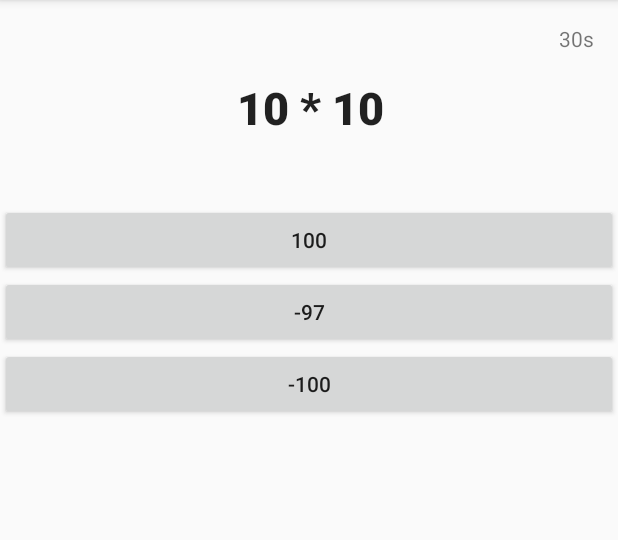
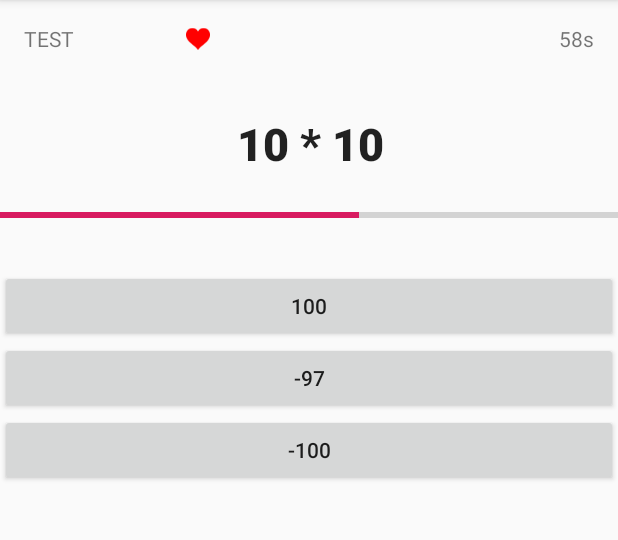
Before and after one commit to strikebit/mathblitz, an Android app: the screen it shows after launch (GameActivity), after a tap on "START GAME!", on a phone screen of 412 x 824 dp, the part 84-624 px from its top. Run offline under Robolectric (Android 15) with nearby library versions, the phone set to English and light mode, and no system bars.

Commit message:
Fix bugs

```diff
--- a/app/src/main/java/io/strikebit/mathblitz/GameActivity.java
+++ b/app/src/main/java/io/strikebit/mathblitz/GameActivity.java
@@ -9,6 +9,7 @@ import android.os.CountDownTimer;
 import android.view.View;
 import android.widget.Button;
 import android.widget.LinearLayout;
+import android.widget.ProgressBar;
 import android.widget.TextView;
 import android.widget.Toast;
 
@@ -21,30 +22,38 @@ import io.strikebit.mathblitz.strategy.MathQuestionStrategy;
 import io.strikebit.mathblitz.util.NumberUtil;
 
 public class GameActivity extends AppCompatActivity {
-    private final static int interval = 1000;
-    private final static int maxTime = 31000;
-    private static DecimalFormat df2 = new DecimalFormat("#.##");
+    private final static int gameCountdownInterval = 1000;
+    private final static int gameTime = 61000; // 61 seconds
+    private final static DecimalFormat df2 = new DecimalFormat("#.##");
+    private final static int startingLives = 3;
 
+    private int questionTime = 5000; // 5 seconds
     private int livesRemaining;
     private int totalCorrect;
+    private int difficulty;
+
     private CountDownTimer countDownTimer;
+    private CountDownTimer questionTimer;
     private MediaPlayer mediaPlayer;
-    private int difficulty;
+    private ProgressBar progressBar;
 
     @Override
     protected void onCreate(Bundle savedInstanceState) {
         super.onCreate(savedInstanceState);
         setContentView(R.layout.activity_game);
 
+        progressBar = findViewById(R.id.progress_bar);
+        mediaPlayer = MediaPlayer.create(GameActivity.this, R.raw.correct);
         totalCorrect = getIntent().getIntExtra("score", 0);
         difficulty = getIntent().getIntExtra("difficulty", MathQuestionStrategy.DIFFICULTY_EASY);
-        livesRemaining = 3;
+        livesRemaining = startingLives;
 
+        createQuestionTimer();
         createQuestion();
 
         final TextView timerText = findViewById(R.id.text_time_remaining);
 
-        countDownTimer = new CountDownTimer(maxTime, interval) {
+        countDownTimer = new CountDownTimer(gameTime, gameCountdownInterval) {
             public void onTick(long mUntilFinished) {
                 timerText.setText(String.format(Locale.US, "%ds", mUntilFinished / 1000));
             }
@@ -56,12 +65,36 @@ public class GameActivity extends AppCompatActivity {
             }
         };
 
-        // countDownTimer.start();
-        mediaPlayer = MediaPlayer.create(GameActivity.this, R.raw.correct);
+        getWindow().getDecorView().post(new Runnable() {
+            @Override
+            public void run() {
+                countDownTimer.start();
+                questionTimer.start();
+            }
+        });
+    }
+
+    protected void createQuestionTimer() {
+        questionTimer = new CountDownTimer(questionTime, 10) {
+            public void onTick(long mUntilFinished) {
+                double i = (double) mUntilFinished;
+                progressBar.setProgress((int) Math.round(((i / questionTime) * 100)));
+            }
+            public void onFinish() {
+                progressBar.setProgress(0);
+                provideAnswer(false);
+            }
+        };
+    }
+
+    protected void killTimers() {
+        countDownTimer.cancel();
+        questionTimer.cancel();
     }
 
     protected void showResult() {
         cleanup();
+        killTimers();
         Intent intent = new Intent(this, ResultActivity.class);
         intent.putExtra("score", totalCorrect);
         intent.putExtra("difficulty", difficulty);
@@ -72,7 +105,9 @@ public class GameActivity extends AppCompatActivity {
     @Override
     protected void onDestroy() {
         super.onDestroy();
-        countDownTimer.cancel();
+        killTimers();
+        countDownTimer = null;
+        questionTimer = null;
     }
 
     protected void cleanup() {
@@ -95,6 +130,8 @@ public class GameActivity extends AppCompatActivity {
             addAnswerButton(count, answer, mathQuestion.getCorrectAnswer());
             ++count;
         }
+
+        questionTimer.start();
     }
 
     protected void addAnswerButton(int index, final Number possibleAnswer, final Number correctAnswer) {
@@ -110,9 +147,11 @@ public class GameActivity extends AppCompatActivity {
         answerButton.setOnClickListener(new View.OnClickListener() {
             public void onClick(View view) {
                 boolean isCorrect = possibleAnswer.equals(correctAnswer);
+                // TODO Show a neat effect
                 // if (!isCorrect) {
                     // answerButton.setBackgroundColor(Color.RED);
                 // }
+                questionTimer.cancel();
                 provideAnswer(isCorrect);
             }
         });
@@ -124,8 +163,6 @@ public class GameActivity extends AppCompatActivity {
     protected void checkForDeath() {
         if (0 == livesRemaining) {
             System.out.println("I AM DEAD");
-            System.out.println(livesRemaining);
-            countDownTimer.cancel();
             showResult();
         }
     }
@@ -153,16 +190,22 @@ public class GameActivity extends AppCompatActivity {
     protected void handleAchievements() {
         // TODO refactor
         if (totalCorrect == 10) {
+            questionTime += 1000;
+            createQuestionTimer();
             difficulty = MathQuestionStrategy.DIFFICULTY_ADEPT;
             Toast toast = Toast.makeText(getApplicationContext(), "You got 10 correct!", Toast.LENGTH_SHORT);
             toast.show();
         }
         if (totalCorrect == 20) {
+            questionTime += 1000;
+            createQuestionTimer();
             difficulty = MathQuestionStrategy.DIFFICULTY_HARD;
             Toast toast = Toast.makeText(getApplicationContext(), "You got 20 correct!", Toast.LENGTH_SHORT);
             toast.show();
         }
-        if (totalCorrect == 20) {
+        if (totalCorrect == 30) {
+            questionTime += 1000;
+            createQuestionTimer();
             difficulty = MathQuestionStrategy.DIFFICULTY_LEGENDARY;
             Toast toast = Toast.makeText(getApplicationContext(), "You got 30 correct!", Toast.LENGTH_SHORT);
             toast.show();
--- a/app/src/main/res/layout/activity_game.xml
+++ b/app/src/main/res/layout/activity_game.xml
@@ -17,6 +17,17 @@
         app:layout_constraintEnd_toEndOf="parent"
         app:layout_constraintTop_toTopOf="parent" />
 
+    <ImageView
+        android:id="@+id/image_life"
+        android:layout_width="32dp"
+        android:layout_height="32dp"
+        android:layout_marginStart="100dp"
+        android:layout_marginLeft="16dp"
+        android:layout_marginTop="10dp"
+        app:layout_constraintStart_toStartOf="@+id/text_score"
+        app:layout_constraintTop_toTopOf="parent"
+        app:srcCompat="@drawable/life" />
+
     <TextView
         android:id="@+id/text_score"
         android:layout_width="wrap_content"
@@ -24,7 +35,7 @@
         android:layout_marginStart="16dp"
         android:layout_marginLeft="16dp"
         android:layout_marginTop="16dp"
-        android:text=""
+        android:text="TEST"
         app:layout_constraintStart_toStartOf="parent"
         app:layout_constraintTop_toTopOf="parent" />
 
@@ -34,7 +45,7 @@
         android:layout_height="79dp"
         android:layout_marginStart="16dp"
         android:layout_marginLeft="16dp"
-        android:layout_marginTop="32dp"
+        android:layout_marginTop="56dp"
         android:gravity="center"
         android:text="2 + 2 ="
         android:textAppearance="@style/TextAppearance.AppCompat.Large"
@@ -44,13 +55,21 @@
         app:layout_constraintStart_toStartOf="parent"
         app:layout_constraintTop_toTopOf="parent" />
 
+    <ProgressBar
+        android:id="@+id/progress_bar"
+        style="?android:attr/progressBarStyleHorizontal"
+        android:layout_width="match_parent"
+        android:layout_height="wrap_content"
+        app:layout_constraintStart_toStartOf="parent"
+        app:layout_constraintTop_toBottomOf="@+id/math_question" />
+
     <LinearLayout
         android:id="@+id/linear_layout"
         android:layout_width="match_parent"
         android:layout_height="match_parent"
-        android:layout_marginTop="136dp"
+        android:layout_marginTop="180dp"
         android:orientation="vertical"
-        app:layout_constraintStart_toStartOf="parent"
+        app:layout_constraintStart_toStartOf="@+id/progress_bar"
         app:layout_constraintTop_toTopOf="parent" />
 
 </androidx.constraintlayout.widget.ConstraintLayout>
```
Also changed, not shown: app/src/main/res/layout/activity_result.xml (+11 -5 lines), app/src/main/res/drawable-hdpi/life.png (added), app/src/main/res/drawable-mdpi/life.png (added), app/src/main/res/drawable-xhdpi/life.png (added), app/src/main/res/drawable-xxhdpi/life.png (added), app/src/main/res/drawable-xxxhdpi/life.png (added).
